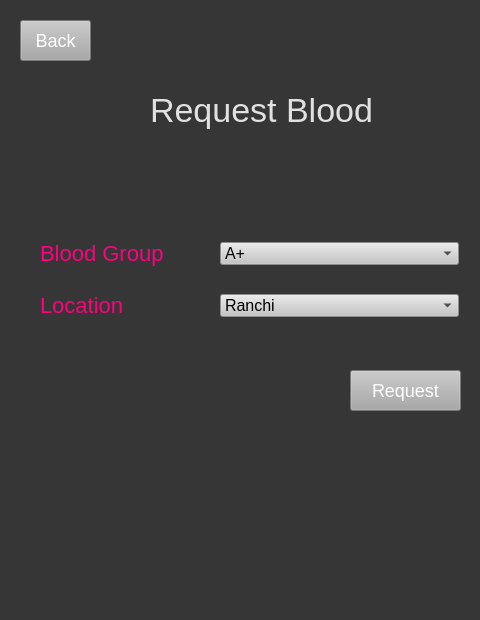
Above: Resource/requestblood.ui from ayushkumar-25/Blood-Donation-Management-System before the change. Below: the same form after it.
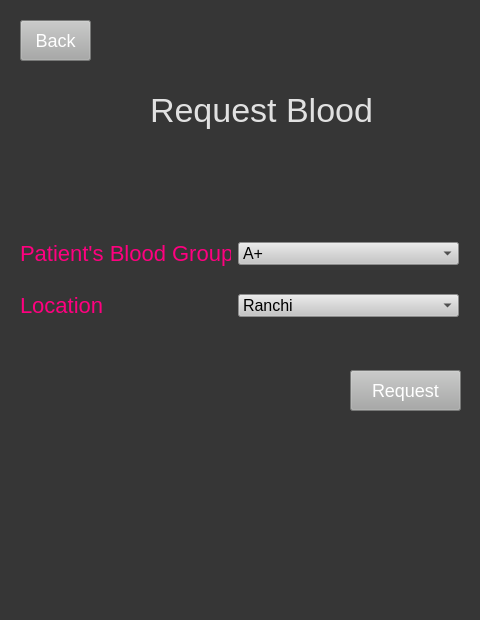
That is the form after the change.

```diff
--- a/Resource/requestblood.ui
+++ b/Resource/requestblood.ui
@@ -54,7 +54,7 @@
   <widget class="QLabel" name="label_6">
    <property name="geometry">
     <rect>
-     <x>40</x>
+     <x>20</x>
      <y>292</y>
      <width>174</width>
      <height>27</height>
@@ -75,9 +75,9 @@
   <widget class="QComboBox" name="bloodGroup">
    <property name="geometry">
     <rect>
-     <x>220</x>
+     <x>238</x>
      <y>242</y>
-     <width>239</width>
+     <width>221</width>
      <height>23</height>
     </rect>
    </property>
@@ -129,9 +129,9 @@
   <widget class="QComboBox" name="location">
    <property name="geometry">
     <rect>
-     <x>220</x>
+     <x>238</x>
      <y>294</y>
-     <width>239</width>
+     <width>221</width>
      <height>23</height>
     </rect>
    </property>
@@ -163,9 +163,9 @@
   <widget class="QLabel" name="label_5">
    <property name="geometry">
     <rect>
-     <x>40</x>
+     <x>20</x>
      <y>240</y>
-     <width>174</width>
+     <width>211</width>
      <height>27</height>
     </rect>
    </property>
@@ -178,7 +178,7 @@
     <string notr="true">color: rgb(255, 0, 127); font-size:22px</string>
    </property>
    <property name="text">
-    <string>Blood Group</string>
+    <string>Patient's Blood Group</string>
    </property>
   </widget>
   <widget class="QPushButton" name="requestbutton">
```
